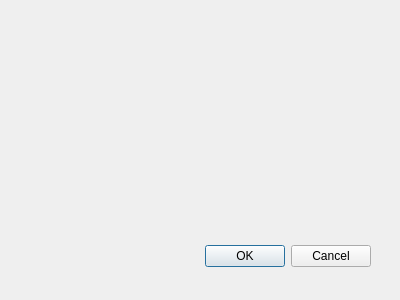
This is gui/uifiles/regions_popup.ui in truongd8593/mfix as Qt 5 draws it before an edit. The edited form follows.
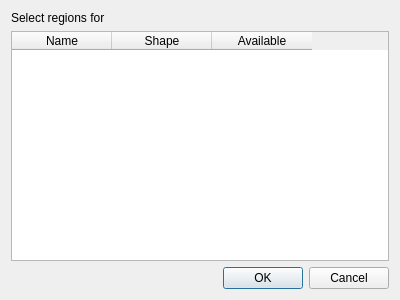
This is the edited form.

Commit message: work on initial conditions and region selection popup

Diff of the .ui file:
```diff
--- a/gui/uifiles/regions_popup.ui
+++ b/gui/uifiles/regions_popup.ui
@@ -13,15 +13,35 @@
   <property name="windowTitle">
    <string>Dialog</string>
   </property>
-  <widget class="QDialogButtonBox" name="buttonBox">
-   <property name="geometry">
-    <rect>
-     <x>30</x>
-     <y>240</y>
-     <width>341</width>
-     <height>32</height>
-    </rect>
-   </property>
+  <layout class="QVBoxLayout" name="verticalLayout">
+   <item>
+    <widget class="QLabel" name="label">
+     <property name="text">
+      <string>Select regions for</string>
+     </property>
+    </widget>
+   </item>
+   <item>
+    <widget class="QTableWidget" name="table">
+     <column>
+      <property name="text">
+       <string>Name</string>
+      </property>
+     </column>
+     <column>
+      <property name="text">
+       <string>Shape</string>
+      </property>
+     </column>
+     <column>
+      <property name="text">
+       <string>Available</string>
+      </property>
+     </column>
+    </widget>
+   </item>
+   <item>
+    <widget class="QDialogButtonBox" name="buttonbox">
    <property name="orientation">
     <enum>Qt::Horizontal</enum>
    </property>
@@ -29,6 +49,8 @@
     <set>QDialogButtonBox::Cancel|QDialogButtonBox::Ok</set>
    </property>
   </widget>
+   </item>
+  </layout>
  </widget>
  <resources/>
  <connections>
```
Left out of the diff: 4 changed lines with no effect on the pictures. Lines whose indentation alone changed are shown as unchanged. The commit also changes 5 other files.
